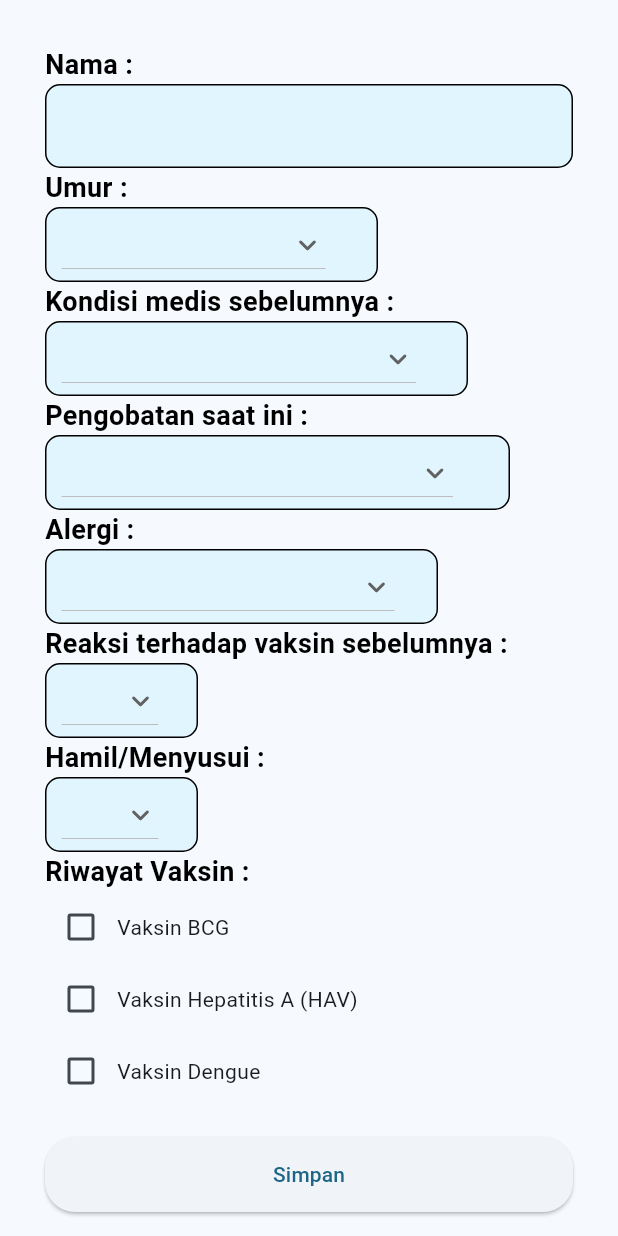
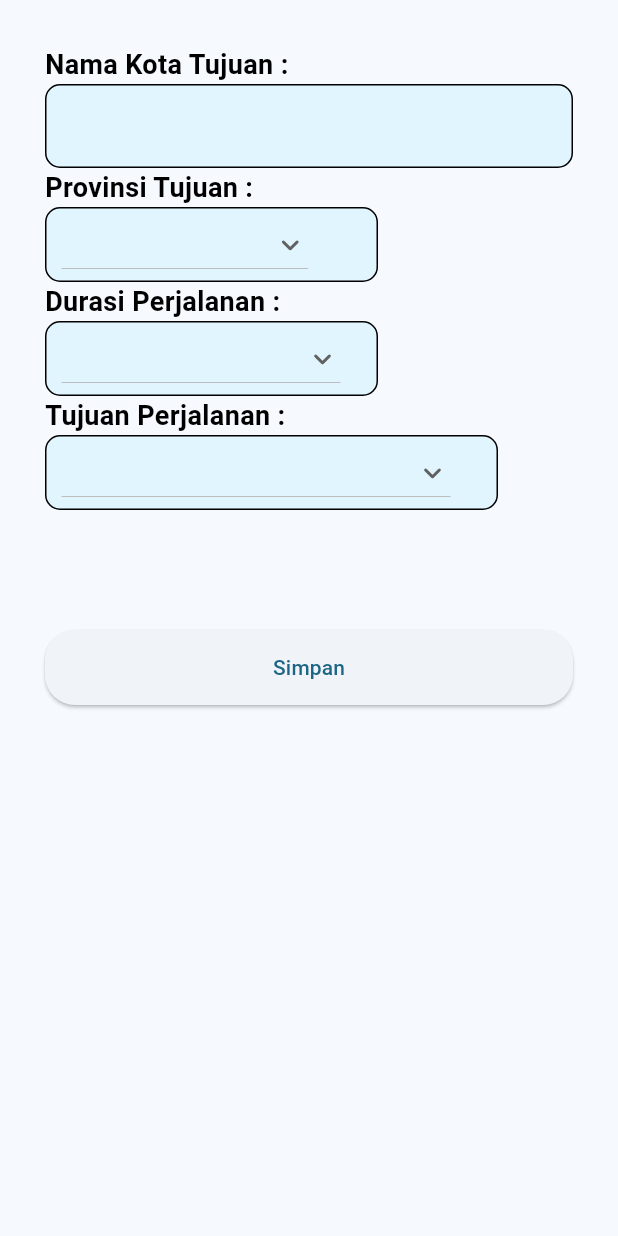
Before and after one commit to thekill022/travel_healtcare, a Flutter app: the screen it shows after launch, on a phone screen of 412 x 824 dp. Run offline on Flutter 3.47's test engine with Material 3 defaults, Android fonts, the phone set to English and light mode, and no system bars; our stand-ins replace shared_preferences.

Commit message:
make form perjalanan

```diff
--- a/lib/main.dart
+++ b/lib/main.dart
@@ -1,5 +1,5 @@
 import 'package:flutter/material.dart';
-import 'package:travel_healthcare/views/data_diri.dart';
+import 'package:travel_healthcare/views/perjalanan/form_perjalanan.dart';
 
 void main() {
   runApp(const MyApp());
@@ -17,7 +17,7 @@ class MyApp extends StatelessWidget {
         colorScheme: ColorScheme.fromSeed(seedColor: Colors.lightBlueAccent),
         useMaterial3: true,
       ),
-      home: DataDiri(),
+      home: FormPerjalanan(),
     );
   }
 }
--- a/lib/views/data_diri.dart
+++ b/lib/views/data_diri.dart
@@ -398,7 +398,7 @@ class _DataDiriState extends State<DataDiri> {
                     buildVaksinCheckbox('Vaksin Dengue'),
                   ],
                 ),
-                const SizedBox(height: 20),
+                const SizedBox(height: 10),
                 Column(
                   children: [
                     ElevatedButton(
@@ -414,7 +414,7 @@ class _DataDiriState extends State<DataDiri> {
                           ScaffoldMessenger.of(context).showSnackBar(
                               const SnackBar(
                                   content:
-                                      Text('Data Ibu Hamil berhasil diedit')));
+                                      Text('Data diri berhasil disimpan')));
 
                           Navigator.pop(context, true);
                           Navigator.pop(context, true);
--- /dev/null
+++ b/lib/views/perjalanan/form_perjalanan.dart
@@ -0,0 +1,255 @@
+import 'package:flutter/material.dart';
+
+class FormPerjalanan extends StatefulWidget {
+  const FormPerjalanan({super.key});
+
+  @override
+  State<FormPerjalanan> createState() => _FormPerjalananState();
+}
+
+class _FormPerjalananState extends State<FormPerjalanan> {
+  final _formKey = GlobalKey<FormState>();
+
+  final TextEditingController _kotaTujuan = TextEditingController();
+
+  String? kotaTujuan;
+  String? provinsiTujuan;
+  String? durasiTravel;
+  String? tujuanTravel;
+
+  List<String> daftarProvinsi = [
+    'Jawa Barat',
+    'Jawa Timur',
+    'Jawa Tengah',
+    'Kalimantan Barat',
+    'Kalimantan Timur',
+    'Kalimantan Tengah'
+  ];
+
+  List<DropdownMenuItem> generateProvinsi(List<String> daftarProvinsi) {
+    List<DropdownMenuItem> items = [];
+    for (var item in daftarProvinsi) {
+      items.add(DropdownMenuItem(
+        child: Text(item),
+        value: item,
+      ));
+    }
+    return items;
+  }
+
+  List<String> daftarDurasi = [
+    '1 - 7 hari',
+    '8 - 30 hari',
+    '31 hari hingga 6 bulan',
+    'lebih dari 6 bulan'
+  ];
+
+  List<DropdownMenuItem> generateDurasi(List<String> daftarDurasi) {
+    List<DropdownMenuItem> items = [];
+    for (var item in daftarDurasi) {
+      items.add(DropdownMenuItem(
+        child: Text(item),
+        value: item,
+      ));
+    }
+    return items;
+  }
+
+  List<String> daftarTujuan = [
+    'Belajar di luar daerah',
+    'Backpaker',
+    'Perjalanan untuk pekerjaan',
+    'Mengunjungi teman dan kerabat',
+    'Liburan pantai',
+    'Berpergian ke luar daerah',
+    'Safari',
+    'Kegiatan olahraga',
+    'Pelayaran'
+        'Kerja sukarela',
+    'Daerah pegunungan tinggi',
+    'Ziarah',
+    'lainnya'
+  ];
+
+  List<DropdownMenuItem> generateTujuan(List<String> daftarTujuan) {
+    List<DropdownMenuItem> items = [];
+    for (var item in daftarTujuan) {
+      items.add(DropdownMenuItem(
+        child: Text(item),
+        value: item,
+      ));
+    }
+    return items;
+  }
+
+  @override
+  Widget build(BuildContext context) {
+    return Scaffold(
+      body: SafeArea(
+        child: Form(
+          key: _formKey,
+          child: SingleChildScrollView(
+            padding: const EdgeInsets.all(30.0),
+            child: Column(
+              children: [
+                Container(
+                  alignment: Alignment.centerLeft,
+                  child: const Text(
+                    'Nama Kota Tujuan :',
+                    style: TextStyle(
+                      color: Colors.black,
+                      fontWeight: FontWeight.bold,
+                      fontSize: 18,
+                    ),
+                  ),
+                ),
+                TextFormField(
+                  controller: _kotaTujuan,
+                  keyboardType: TextInputType.name,
+                  decoration: InputDecoration(
+                    filled: true,
+                    fillColor: Colors.lightBlue[
+                        50], // Set the background color to light blue
+                    border: OutlineInputBorder(
+                      borderRadius: BorderRadius.circular(10),
+                    ),
+                    enabledBorder: OutlineInputBorder(
+                      borderRadius: BorderRadius.circular(10),
+                      borderSide: const BorderSide(
+                          color: Colors.black), // Set border color
+                    ),
+                  ),
+                  onSaved: (value) {
+                    kotaTujuan = value;
+                  },
+                ),
+                Container(
+                  alignment: Alignment.centerLeft,
+                  child: const Text(
+                    'Provinsi Tujuan :',
+                    style: TextStyle(
+                      color: Colors.black,
+                      fontWeight: FontWeight.bold,
+                      fontSize: 18,
+                    ),
+                  ),
+                ),
+                Container(
+                  alignment: Alignment.centerLeft,
+                  padding: const EdgeInsets.only(left: 10),
+                  margin: const EdgeInsets.only(right: 130),
+                  decoration: BoxDecoration(
+                      color: Colors.lightBlue[50],
+                      border: Border.all(color: Colors.black, width: 1),
+                      borderRadius: BorderRadius.circular(10)),
+                  child: DropdownButton(
+                    borderRadius: BorderRadius.circular(10),
+                    icon: const Icon(Icons.keyboard_arrow_down_rounded),
+                    dropdownColor: Colors.lightBlueAccent,
+                    value: provinsiTujuan,
+                    items: generateProvinsi(daftarProvinsi),
+                    onChanged: (item) {
+                      setState(() {
+                        provinsiTujuan = item;
+                      });
+                    },
+                  ),
+                ),
+                Container(
+                  alignment: Alignment.centerLeft,
+                  child: const Text(
+                    'Durasi Perjalanan :',
+                    style: TextStyle(
+                      color: Colors.black,
+                      fontWeight: FontWeight.bold,
+                      fontSize: 18,
+                    ),
+                  ),
+                ),
+                Container(
+                  alignment: Alignment.centerLeft,
+                  padding: const EdgeInsets.only(left: 10),
+                  margin: const EdgeInsets.only(right: 130),
+                  decoration: BoxDecoration(
+                      color: Colors.lightBlue[50],
+                      border: Border.all(color: Colors.black, width: 1),
+                      borderRadius: BorderRadius.circular(10)),
+                  child: DropdownButton(
+                    borderRadius: BorderRadius.circular(10),
+                    icon: const Icon(Icons.keyboard_arrow_down_rounded),
+                    dropdownColor: Colors.lightBlueAccent,
+                    value: durasiTravel,
+                    items: generateDurasi(daftarDurasi),
+                    onChanged: (item) {
+                      setState(() {
+                        durasiTravel = item;
+                      });
+                    },
+                  ),
+                ),
+                Container(
+                  alignment: Alignment.centerLeft,
+                  child: const Text(
+                    'Tujuan Perjalanan :',
+                    style: TextStyle(
+                      color: Colors.black,
+                      fontWeight: FontWeight.bold,
+                      fontSize: 18,
+                    ),
+                  ),
+                ),
+                Container(
+                  alignment: Alignment.centerLeft,
+                  padding: const EdgeInsets.only(left: 10),
+                  margin: const EdgeInsets.only(right: 50),
+                  decoration: BoxDecoration(
+                      color: Colors.lightBlue[50],
+                      border: Border.all(color: Colors.black, width: 1),
+                      borderRadius: BorderRadius.circular(10)),
+                  child: DropdownButton(
+                    borderRadius: BorderRadius.circular(10),
+                    icon: const Icon(Icons.keyboard_arrow_down_rounded),
+                    dropdownColor: Colors.lightBlueAccent,
+                    value: tujuanTravel,
+                    items: generateTujuan(daftarTujuan),
+                    onChanged: (item) {
+                      setState(() {
+                        tujuanTravel = item;
+                      });
+                    },
+                  ),
+                ),
+                const SizedBox(height: 80),
+                Column(
+                  children: [
+                    ElevatedButton(
+                      style: ElevatedButton.styleFrom(
+                        minimumSize: const Size.fromHeight(50),
+                        shape: RoundedRectangleBorder(
+                          borderRadius: BorderRadius.circular(20),
+                        ),
+                      ),
+                      onPressed: () {
+                        if (_formKey.currentState!.validate()) {
+                          _formKey.currentState!.save();
+                          ScaffoldMessenger.of(context).showSnackBar(
+                              const SnackBar(
+                                  content: Text(
+                                      'Data Form Perjalanan berhasil disimpan')));
+
+                          Navigator.pop(context, true);
+                          Navigator.pop(context, true);
+                        }
+                      },
+                      child: const Text("Simpan"),
+                    ),
+                  ],
+                ),
+              ],
+            ),
+          ),
+        ),
+      ),
+    );
+  }
+}
```
